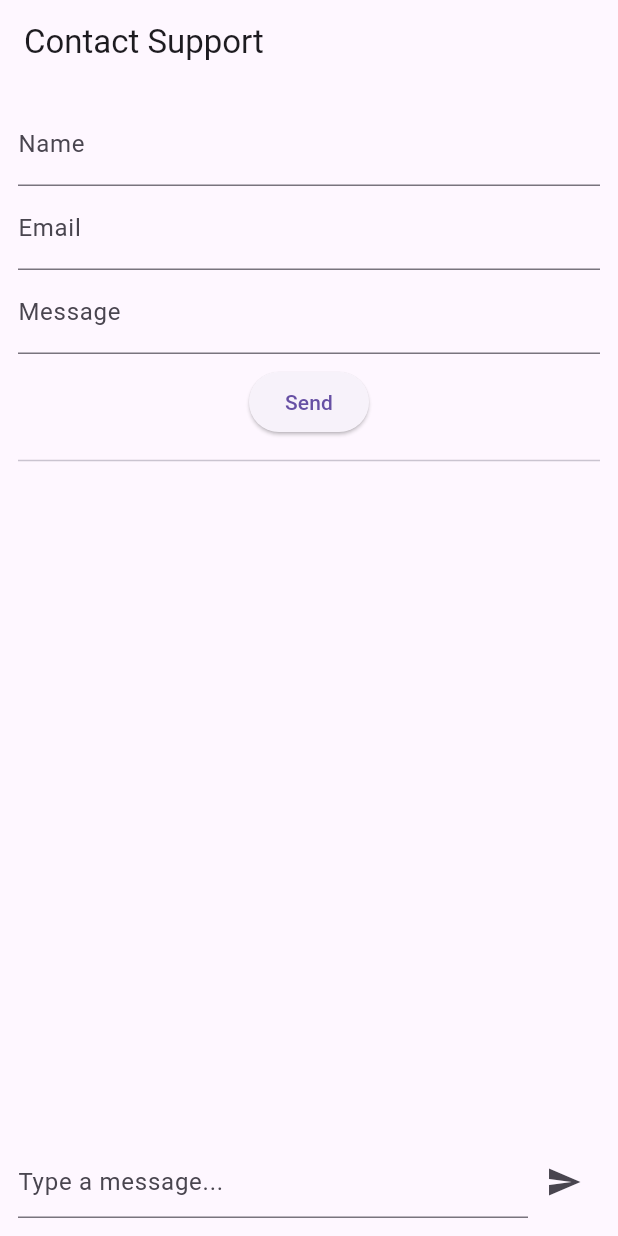
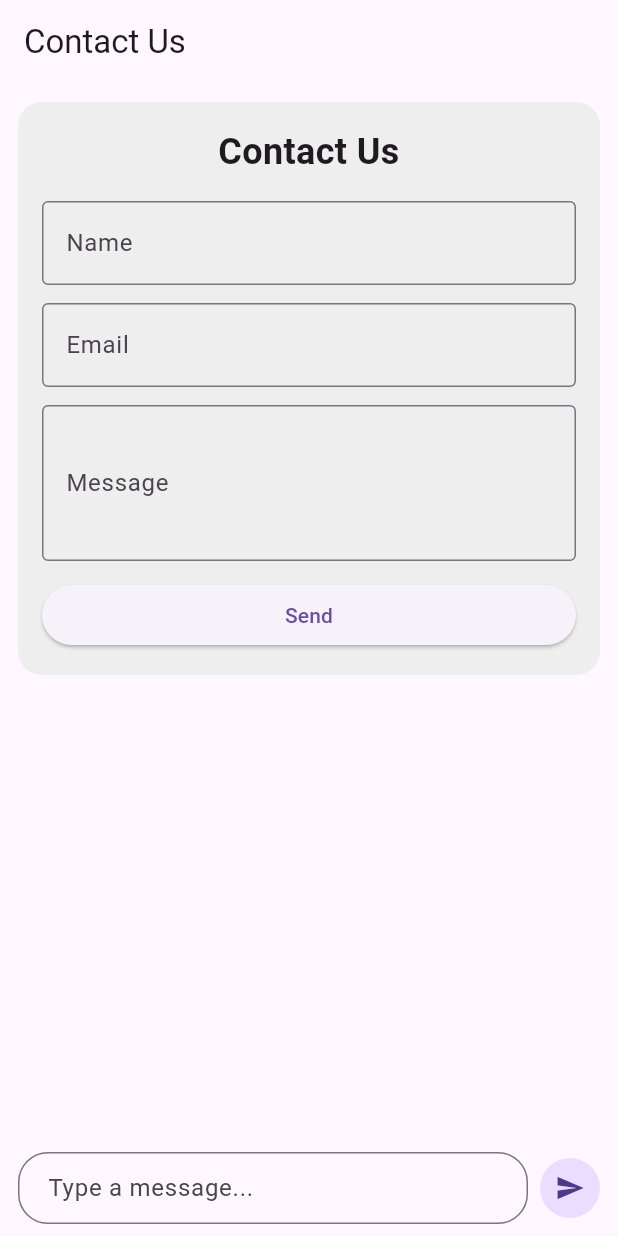
Before and after one commit to Kgotso234/contact_chat_app, a Flutter app: the screen it shows after launch, on a phone screen of 412 x 824 dp. Run offline on Flutter 3.47's test engine with Material 3 defaults, Android fonts, the phone set to English and light mode, and no system bars.

Commit message:
updated contact_chat_screen and chat_bubble

```diff
--- a/lib/screen/contact_chat/contact_chat_screen.dart
+++ b/lib/screen/contact_chat/contact_chat_screen.dart
@@ -39,41 +39,75 @@ class _ContactChatScreenState extends State<ContactChatScreen> {
   @override
   Widget build(BuildContext context) {
     return Scaffold(
-      appBar: AppBar(title: const Text('Contact Support')),
-      body: Padding(
-        padding: const EdgeInsets.all(12),
+      appBar: AppBar(title: const Text('Contact Us')),
+      body: SafeArea(
         child: Column(
           children: [
-            // Contact Form
+            // Contact Form Section
+            Container(
+              margin: const EdgeInsets.all(12),
+              padding: const EdgeInsets.all(16),
+              decoration: BoxDecoration(
+                color: Colors.grey.shade200,
+                borderRadius: BorderRadius.circular(16),
+              ),
+              child: Column(
+                crossAxisAlignment: CrossAxisAlignment.stretch,
+                children: [
+                  const Text(
+                    'Contact Us',
+                    textAlign: TextAlign.center,
+                    style: TextStyle(fontSize: 24, fontWeight: FontWeight.bold),
+                  ),
+                  const SizedBox(height: 16),
                   TextField(
                     controller: _nameController,
-              decoration: const InputDecoration(labelText: 'Name'),
+                    decoration: const InputDecoration(
+                      labelText: 'Name',
+                      border: OutlineInputBorder(),
                     ),
+                  ),
+                  const SizedBox(height: 12),
                   TextField(
                     controller: _emailController,
-              decoration: const InputDecoration(labelText: 'Email'),
+                    decoration: const InputDecoration(
+                      labelText: 'Email',
+                      border: OutlineInputBorder(),
                     ),
+                  ),
+                  const SizedBox(height: 12),
                   TextField(
                     controller: _messageController,
-              decoration: const InputDecoration(labelText: 'Message'),
+                    maxLines: 3,
+                    decoration: const InputDecoration(
+                      labelText: 'Message',
+                      border: OutlineInputBorder(),
                     ),
-            const SizedBox(height: 8),
+                  ),
+                  const SizedBox(height: 12),
                   ElevatedButton(
                     onPressed: () {
-                // Optionally process form input here
                       ScaffoldMessenger.of(context).showSnackBar(
                         const SnackBar(
-                    content: Text("Form submitted (not connected to backend)"),
+                          content: Text(
+                            "Form submitted (not connected to backend)",
+                          ),
                         ),
                       );
                     },
+                    style: ElevatedButton.styleFrom(
+                      minimumSize: const Size.fromHeight(40),
+                    ),
                     child: const Text('Send'),
                   ),
-            const Divider(height: 30),
+                ],
+              ),
+            ),
 
-            // Chat Interface
+            // Chat Section
             Expanded(
               child: ListView.builder(
+                padding: const EdgeInsets.symmetric(horizontal: 12),
                 itemCount: messages.length,
                 itemBuilder: (context, index) {
                   final msg = messages[index];
@@ -81,21 +115,36 @@ class _ContactChatScreenState extends State<ContactChatScreen> {
                 },
               ),
             ),
-            Row(
+
+            // Chat Input Area
+            Padding(
+              padding: const EdgeInsets.symmetric(horizontal: 12, vertical: 8),
+              child: Row(
                 children: [
                   Expanded(
                     child: TextField(
                       controller: _chatInputController,
-                    decoration: const InputDecoration(
+                      decoration: InputDecoration(
                         hintText: 'Type a message...',
+                        contentPadding: const EdgeInsets.symmetric(
+                          horizontal: 16,
+                        ),
+                        border: OutlineInputBorder(
+                          borderRadius: BorderRadius.circular(20),
                         ),
                       ),
                     ),
-                IconButton(
-                  icon: const Icon(Icons.send),
+                  ),
+                  const SizedBox(width: 8),
+                  CircleAvatar(
+                    radius: 20,
+                    child: IconButton(
+                      icon: const Icon(Icons.send, size: 20),
                       onPressed: () => sendMessage(_chatInputController.text),
                     ),
+                  ),
                 ],
+              ),
             ),
           ],
         ),
--- a/lib/widgets/chat_bubble.dart
+++ b/lib/widgets/chat_bubble.dart
@@ -11,18 +11,22 @@ class ChatBubble extends StatelessWidget {
     return Align(
       alignment: isUser ? Alignment.centerRight : Alignment.centerLeft,
       child: Container(
-        margin: const EdgeInsets.symmetric(vertical: 4),
-        padding: const EdgeInsets.all(12),
+        margin: const EdgeInsets.symmetric(vertical: 6, horizontal: 12),
+        padding: const EdgeInsets.symmetric(horizontal: 16, vertical: 12),
+        constraints: const BoxConstraints(maxWidth: 300),
         decoration: BoxDecoration(
-          color: isUser ? Colors.blue[100] : Colors.grey[300],
+          color: isUser ? Colors.blue.shade200 : Colors.grey.shade300,
           borderRadius: BorderRadius.only(
-            topLeft: const Radius.circular(12),
-            topRight: const Radius.circular(12),
-            bottomLeft: Radius.circular(isUser ? 12 : 0),
-            bottomRight: Radius.circular(isUser ? 0 : 12),
+            topLeft: const Radius.circular(20),
+            topRight: const Radius.circular(20),
+            bottomLeft: Radius.circular(isUser ? 20 : 4),
+            bottomRight: Radius.circular(isUser ? 4 : 20),
           ),
         ),
-        child: Text(text, style: TextStyle(color: Colors.black87)),
+        child: Text(
+          text,
+          style: const TextStyle(fontSize: 16, color: Colors.black87),
+        ),
       ),
     );
   }
```
Lines whose indentation alone changed are shown as unchanged.
